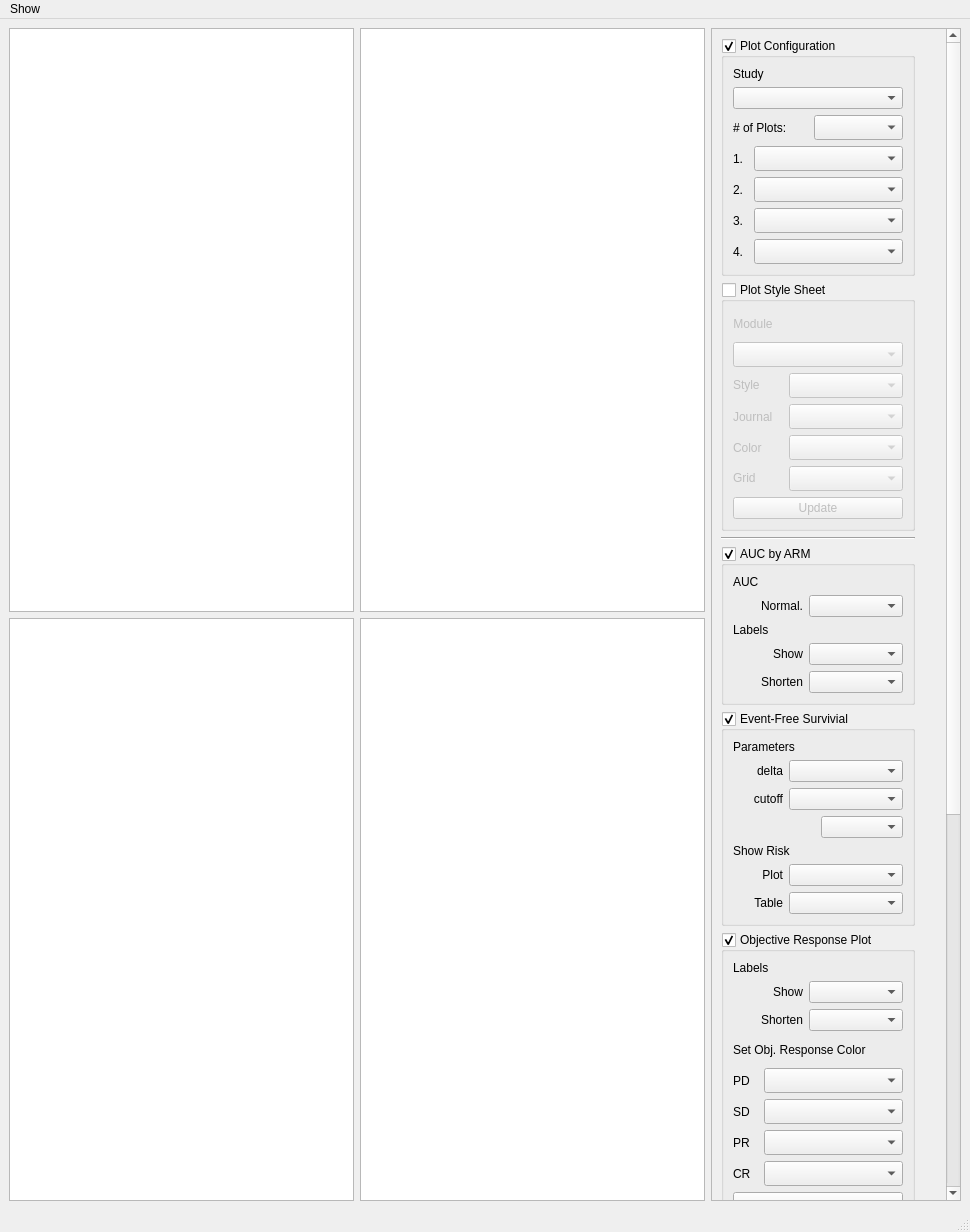
Qt form src/TumorVolumeStudyView.ui (DennisDean/TumorVolumetrics) before a commit.
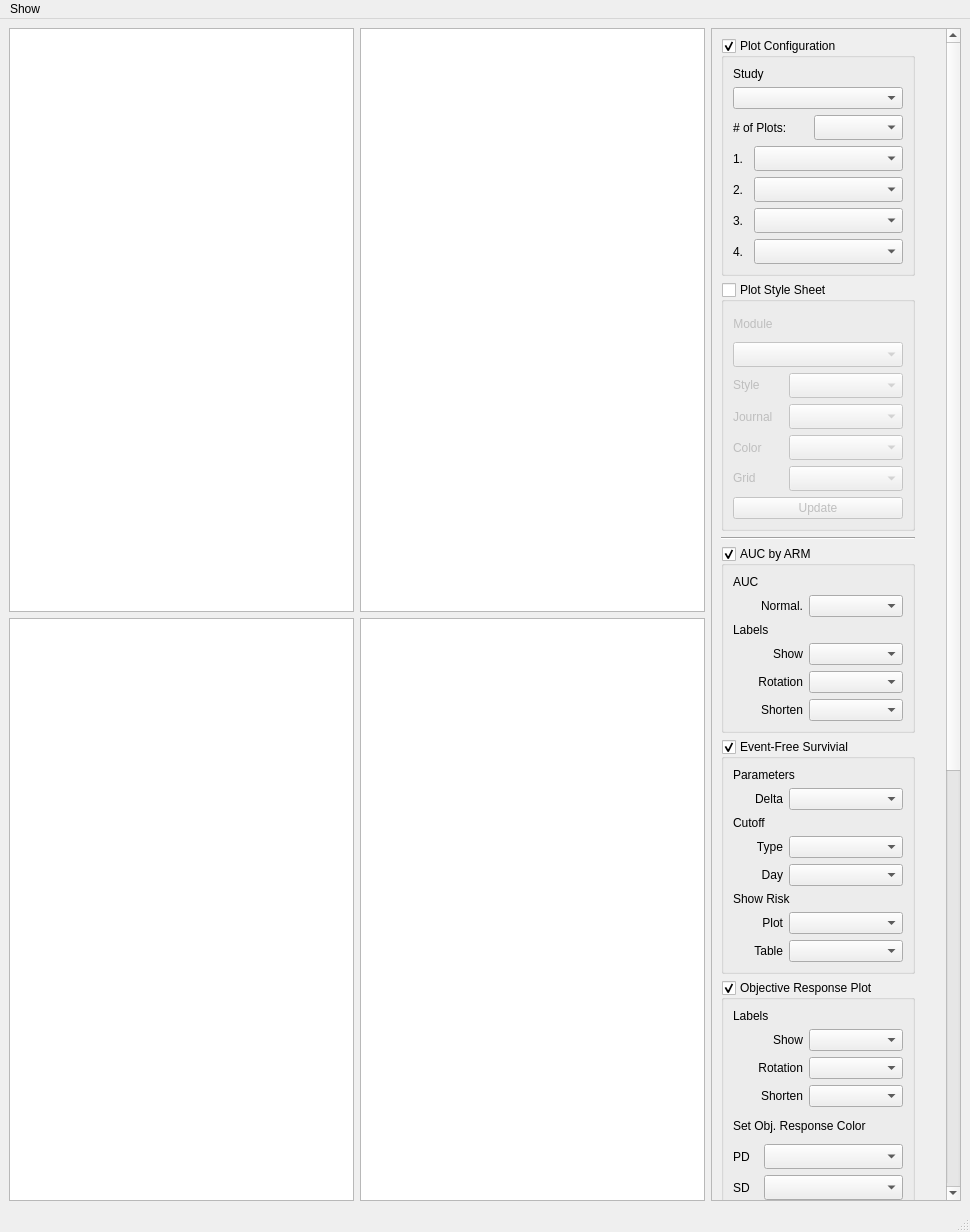
The same form after that commit.

Commit message:
Completed experiment view parameter normalization. Starting normalizing study view parameters.
Need to standardize label parameters and control/treatment labeling.

```diff
--- a/src/TumorVolumeStudyView.ui
+++ b/src/TumorVolumeStudyView.ui
@@ -74,7 +74,7 @@
                <x>0</x>
                <y>0</y>
                <width>231</width>
-               <height>1941</height>
+               <height>2067</height>
               </rect>
              </property>
              <property name="sizePolicy">
@@ -690,6 +690,41 @@
                    </item>
                   </layout>
                  </item>
+                 <item>
+                  <layout class="QHBoxLayout" name="horizontalLayout_33">
+                   <item>
+                    <widget class="QLabel" name="label_47">
+                     <property name="sizePolicy">
+                      <sizepolicy hsizetype="Fixed" vsizetype="Preferred">
+                       <horstretch>0</horstretch>
+                       <verstretch>0</verstretch>
+                      </sizepolicy>
+                     </property>
+                     <property name="minimumSize">
+                      <size>
+                       <width>70</width>
+                       <height>0</height>
+                      </size>
+                     </property>
+                     <property name="maximumSize">
+                      <size>
+                       <width>70</width>
+                       <height>16777215</height>
+                      </size>
+                     </property>
+                     <property name="text">
+                      <string>Rotation</string>
+                     </property>
+                     <property name="alignment">
+                      <set>Qt::AlignRight|Qt::AlignTrailing|Qt::AlignVCenter</set>
+                     </property>
+                    </widget>
+                   </item>
+                   <item>
+                    <widget class="QComboBox" name="comboBox_auc_by_arm_label_rotation"/>
+                   </item>
+                  </layout>
+                 </item>
                  <item>
                   <layout class="QHBoxLayout" name="horizontalLayout_26">
                    <item>
@@ -760,7 +795,7 @@
                         </size>
                        </property>
                        <property name="text">
-                        <string>delta</string>
+                        <string>Delta</string>
                        </property>
                        <property name="alignment">
                         <set>Qt::AlignRight|Qt::AlignTrailing|Qt::AlignVCenter</set>
@@ -772,6 +807,13 @@
                      </item>
                     </layout>
                    </item>
+                   <item>
+                    <widget class="QLabel" name="label_33">
+                     <property name="text">
+                      <string>Cutoff</string>
+                     </property>
+                    </widget>
+                   </item>
                    <item>
                     <layout class="QHBoxLayout" name="horizontalLayout_20">
                      <item>
@@ -789,7 +831,7 @@
                         </size>
                        </property>
                        <property name="text">
-                        <string>cutoff</string>
+                        <string>Type</string>
                        </property>
                        <property name="alignment">
                         <set>Qt::AlignRight|Qt::AlignTrailing|Qt::AlignVCenter</set>
@@ -804,9 +846,30 @@
                    <item>
                     <layout class="QHBoxLayout" name="horizontalLayout_event_free_cutoff_day">
                      <item>
-                      <widget class="QLabel" name="label_33">
+                      <widget class="QLabel" name="label_50">
+                       <property name="sizePolicy">
+                        <sizepolicy hsizetype="Fixed" vsizetype="Preferred">
+                         <horstretch>0</horstretch>
+                         <verstretch>0</verstretch>
+                        </sizepolicy>
+                       </property>
+                       <property name="minimumSize">
+                        <size>
+                         <width>50</width>
+                         <height>0</height>
+                        </size>
+                       </property>
+                       <property name="maximumSize">
+                        <size>
+                         <width>50</width>
+                         <height>16777215</height>
+                        </size>
+                       </property>
                        <property name="text">
-                        <string/>
+                        <string>Day</string>
+                       </property>
+                       <property name="alignment">
+                        <set>Qt::AlignRight|Qt::AlignTrailing|Qt::AlignVCenter</set>
                        </property>
                       </widget>
                      </item>
@@ -944,6 +1007,35 @@
                      </item>
                     </layout>
                    </item>
+                   <item>
+                    <layout class="QHBoxLayout" name="horizontalLayout_34">
+                     <item>
+                      <widget class="QLabel" name="label_48">
+                       <property name="sizePolicy">
+                        <sizepolicy hsizetype="Fixed" vsizetype="Preferred">
+                         <horstretch>0</horstretch>
+                         <verstretch>0</verstretch>
+                        </sizepolicy>
+                       </property>
+                       <property name="maximumSize">
+                        <size>
+                         <width>70</width>
+                         <height>16777215</height>
+                        </size>
+                       </property>
+                       <property name="text">
+                        <string>Rotation</string>
+                       </property>
+                       <property name="alignment">
+                        <set>Qt::AlignRight|Qt::AlignTrailing|Qt::AlignVCenter</set>
+                       </property>
+                      </widget>
+                     </item>
+                     <item>
+                      <widget class="QComboBox" name="comboBox_objective_response_label_rotation"/>
+                     </item>
+                    </layout>
+                   </item>
                    <item>
                     <layout class="QHBoxLayout" name="horizontalLayout_31">
                      <item>
@@ -1292,6 +1384,41 @@
                    </item>
                   </layout>
                  </item>
+                 <item>
+                  <layout class="QHBoxLayout" name="horizontalLayout_35">
+                   <item>
+                    <widget class="QLabel" name="label_49">
+                     <property name="sizePolicy">
+                      <sizepolicy hsizetype="Fixed" vsizetype="Preferred">
+                       <horstretch>0</horstretch>
+                       <verstretch>0</verstretch>
+                      </sizepolicy>
+                     </property>
+                     <property name="minimumSize">
+                      <size>
+                       <width>70</width>
+                       <height>0</height>
+                      </size>
+                     </property>
+                     <property name="maximumSize">
+                      <size>
+                       <width>70</width>
+                       <height>16777215</height>
+                      </size>
+                     </property>
+                     <property name="text">
+                      <string>Rotation</string>
+                     </property>
+                     <property name="alignment">
+                      <set>Qt::AlignRight|Qt::AlignTrailing|Qt::AlignVCenter</set>
+                     </property>
+                    </widget>
+                   </item>
+                   <item>
+                    <widget class="QComboBox" name="comboBox_tc_change_label_rotation"/>
+                   </item>
+                  </layout>
+                 </item>
                  <item>
                   <layout class="QHBoxLayout" name="horizontalLayout_28">
                    <item>
```
The commit also changes 5 other files.
